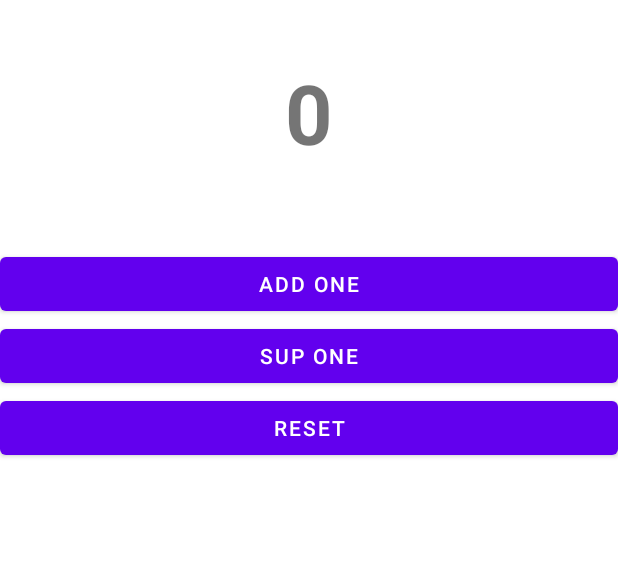
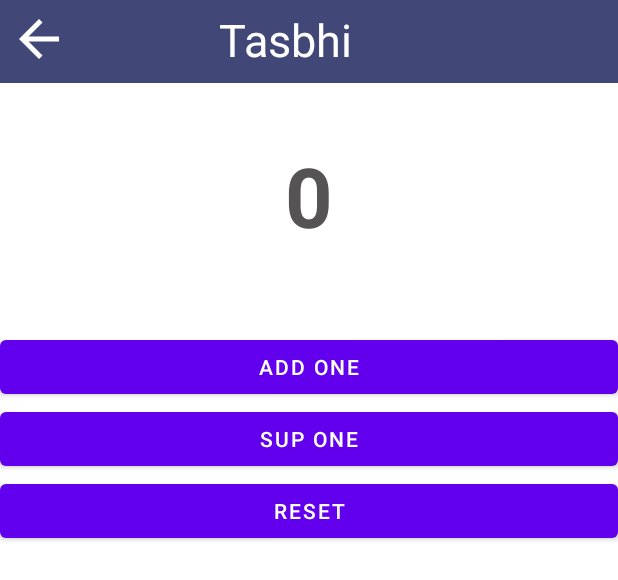
Before and after one commit to tamimchowdhury109/Tammu-Studio, an Android app: the layout activity_tasbih.xml on its own in the app's theme, with its tools: preview values and no code run, on a phone screen of 412 x 824 dp. Shown: the top 580 px of the screen. Run offline under Robolectric (Android 15) with nearby library versions, the phone set to English and light mode, and no system bars.

Commit message:
Action Bar Add

```diff
--- /dev/null
+++ b/app/src/main/res/drawable/ic_back.xml
@@ -0,0 +1,5 @@
+<vector android:autoMirrored="true" android:height="24dp"
+    android:tint="#FFFFFF" android:viewportHeight="24"
+    android:viewportWidth="24" android:width="24dp" xmlns:android="http://schemas.android.com/apk/res/android">
+    <path android:fillColor="@android:color/white" android:pathData="M20,11H7.83l5.59,-5.59L12,4l-8,8 8,8 1.41,-1.41L7.83,13H20v-2z"/>
+</vector>
--- a/app/src/main/res/layout/activity_tasbih.xml
+++ b/app/src/main/res/layout/activity_tasbih.xml
@@ -3,15 +3,51 @@
     xmlns:app="http://schemas.android.com/apk/res-auto"
     xmlns:tools="http://schemas.android.com/tools"
     android:layout_width="match_parent"
+    android:layout_height="match_parent"
+    android:orientation="vertical"
+    tools:context=".TasbihActivity"
+    android:background="@color/white">
+
+
+    <LinearLayout
+        android:layout_width="match_parent"
+        android:layout_height="55dp"
+        android:orientation="horizontal"
+        android:background="@color/appbar">
+
+        <ImageView
+            android:id="@+id/backHome"
+            android:layout_width="40dp"
+            android:layout_height="40dp"
+            android:src="@drawable/ic_back"
+            android:layout_marginLeft="6dp"
+            android:layout_marginTop="6dp"/>
+
+        <TextView
+            android:layout_width="wrap_content"
             android:layout_height="wrap_content"
-    android:orientation="vertical"
-    tools:context=".TasbihActivity">
+            android:text="Tasbhi"
+            android:textSize="30sp"
+            android:textColor="@color/white"
+            android:gravity="center"
+            android:layout_marginLeft="100dp"
+            android:layout_marginTop="6dp"/>
+
+
+
+    </LinearLayout>
+
+   <LinearLayout
+       android:layout_width="match_parent"
+       android:layout_height="wrap_content"
+       android:orientation="vertical">
 
        <TextView
            android:id="@+id/tvCount"
            android:layout_width="match_parent"
            android:layout_height="150dp"
            android:text="0"
+           android:textColor="#555353"
            android:textStyle="bold"
            android:gravity="center"
            android:textSize="55sp"
@@ -30,6 +66,7 @@
            android:layout_height="wrap_content"
            android:layout_weight="1"
            android:text="Sup One" />
+
        <Button
            android:id="@+id/ButtonReset"
            android:layout_width="match_parent"
@@ -37,6 +74,8 @@
            android:layout_weight="1"
            android:text="Reset" />
 
+   </LinearLayout>
+
 
 
 
--- a/app/src/main/res/values/colors.xml
+++ b/app/src/main/res/values/colors.xml
@@ -6,5 +6,9 @@
     <color name="teal_200">#FF03DAC5</color>
     <color name="teal_700">#FF018786</color>
     <color name="black">#FF000000</color>
-    <color name="white">#FFFFFFFF</color>
+    <color name="white">#FFFFFF</color>
+
+    <color name="appbar">#414878</color>
+
+
 </resources>
--- a/app/src/main/res/values/themes.xml
+++ b/app/src/main/res/values/themes.xml
@@ -1,6 +1,6 @@
 <resources xmlns:tools="http://schemas.android.com/tools">
     <!-- Base application theme. -->
-    <style name="Theme.TammuStudio" parent="Theme.MaterialComponents.DayNight.DarkActionBar">
+    <style name="Theme.TammuStudio" parent="Theme.MaterialComponents.NoActionBar">
         <!-- Primary brand color. -->
         <item name="colorPrimary">@color/purple_500</item>
         <item name="colorPrimaryVariant">@color/purple_700</item>
```
Also changed, not shown: app/src/main/java/com/devtammu/tammustudio/TasbihActivity.java (+12 -0 lines), app/src/main/java/com/devtammu/tammustudio/VisibilityActivity.java (+11 -1 lines), app/src/main/res/layout/activity_main.xml (+7 -4 lines), app/src/main/res/layout/activity_visibility.xml (+30 -2 lines). Lines whose indentation alone changed are shown as unchanged.
